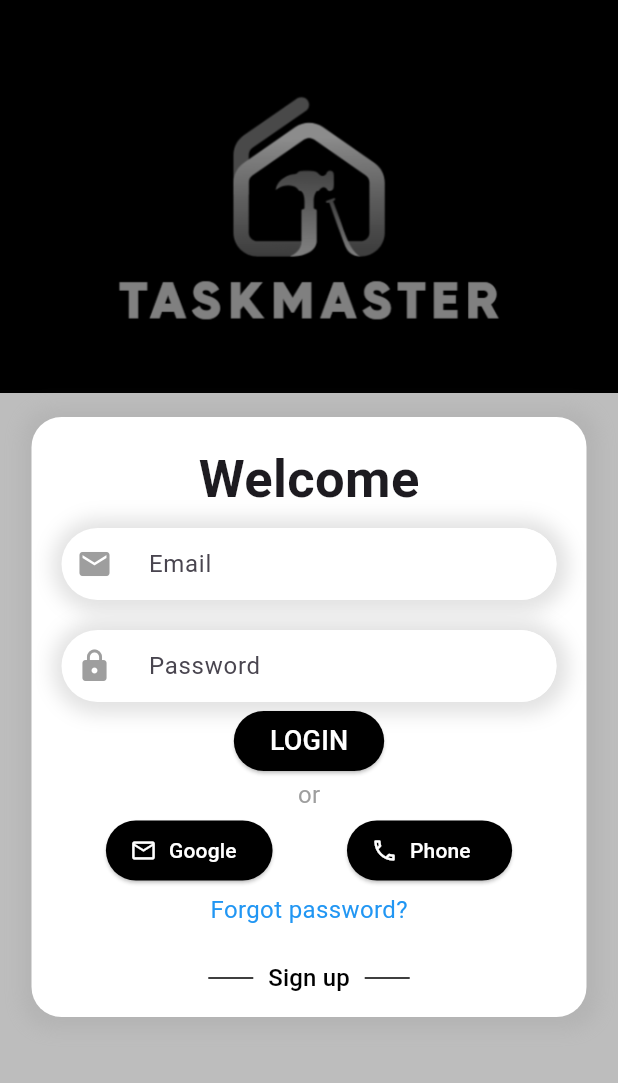
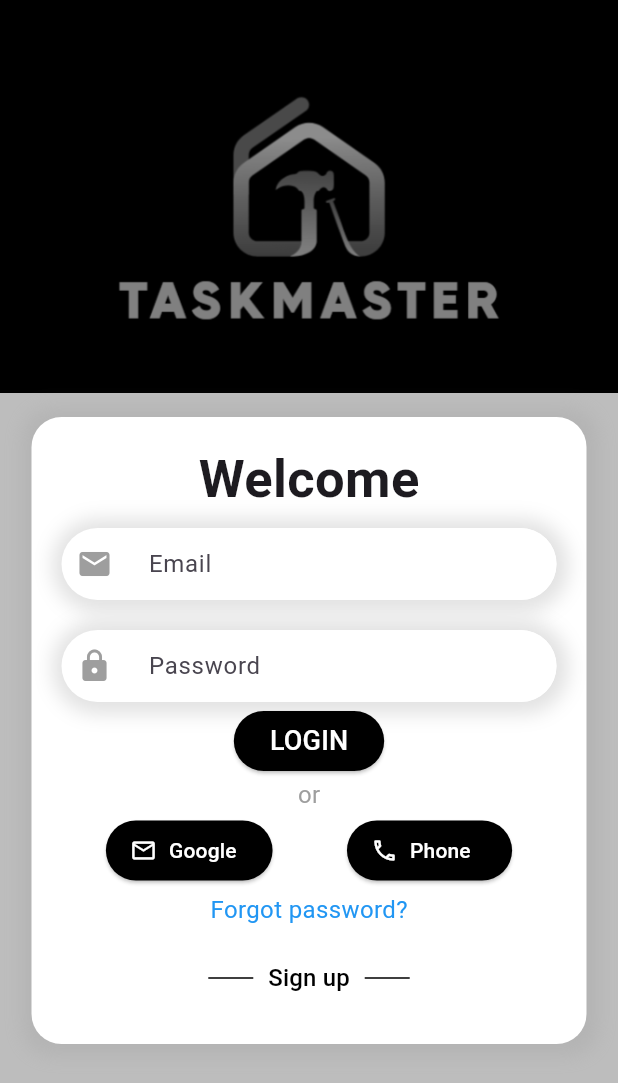
Before and after one commit to 256-katendechris-256/taskmaster1, a Flutter app: the screen it shows after launch, on a phone screen of 412 x 824 dp. Shown: the top 1083 px of the screen. Run offline on Flutter 3.47's test engine with Material 3 defaults, Android fonts, the phone set to English and light mode, and no system bars.

Commit message:
first commit3

```diff
--- a/lib/Auth/login.dart
+++ b/lib/Auth/login.dart
@@ -291,7 +291,7 @@ class _LoginState extends State<Login> {
                       ),
 
                       SizedBox(
-                        height: 2,
+                        height: 20,
                       ),
                     ],
                   ),
```
